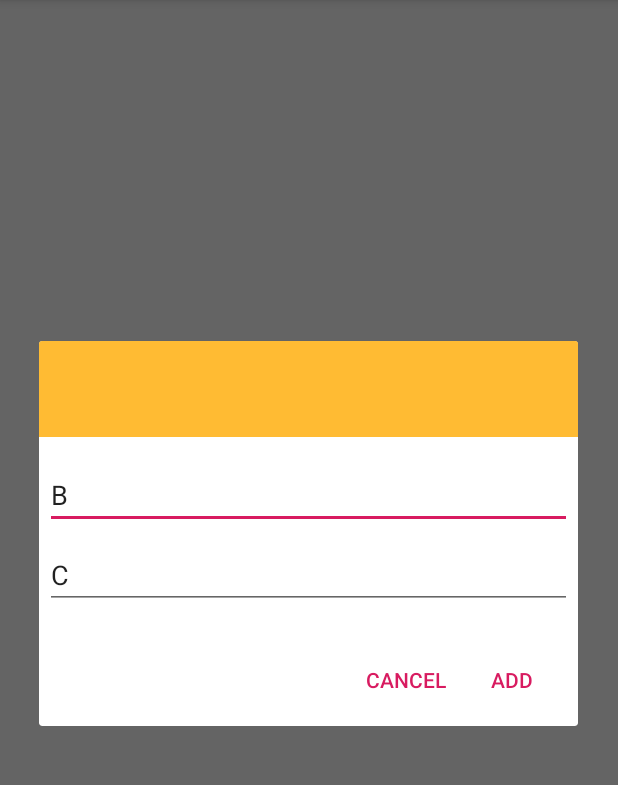
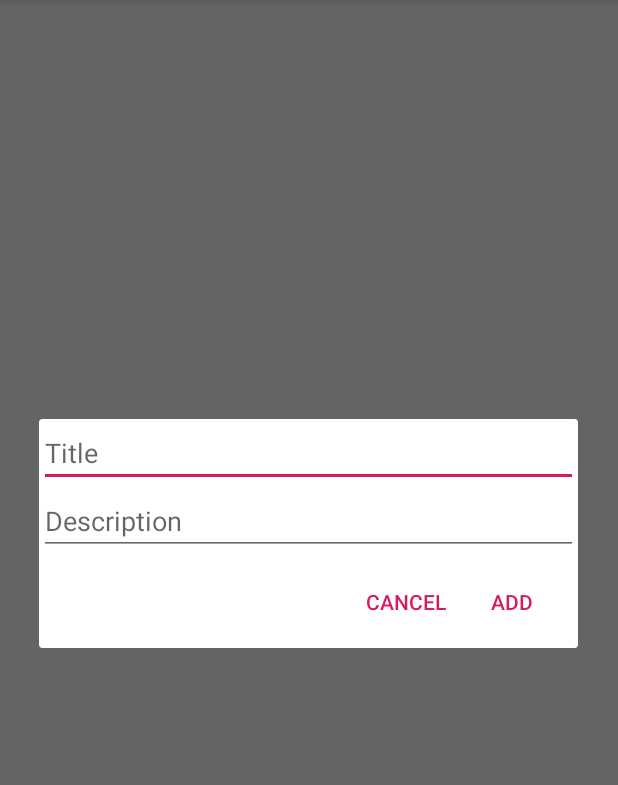
Before and after one commit to Pulkit-Marlin/Outlab-9, an Android app: the screen it shows after launch (MainActivity), after a tap on "Add Task", on a phone screen of 412 x 824 dp, the part 84-869 px from its top. Run offline under Robolectric (Android 15) with nearby library versions, the phone set to English and light mode, and no system bars.

Commit message:
2nd commit

```diff
--- a/app/src/main/java/com/example/outlab_9/MainActivity.java
+++ b/app/src/main/java/com/example/outlab_9/MainActivity.java
@@ -17,6 +17,8 @@ import java.util.ArrayList;
 import android.app.AlertDialog;
 import android.util.Log;
 import android.view.LayoutInflater;
+import android.content.Context;
+import android.widget.LinearLayout;
 
 import com.example.outlab_9.db.TaskContract;
 import com.example.outlab_9.db.TaskDbHelper;
@@ -70,19 +72,48 @@ public class MainActivity extends AppCompatActivity {
 //                LayoutInflater inflater = getLayoutInflater();
 //                final EditText taskEditText1 = new EditText(this);
 //                final EditText taskEditText2 = new EditText(this);
+
+//                final EditText taskEditText1 = (EditText)
+
+//                Context context = mapView.getContext();
+                LinearLayout layout = new LinearLayout(this);
+                layout.setOrientation(LinearLayout.VERTICAL);
+
+                // Add a TextView here for the "Title" label, as noted in the comments
+                final EditText titleBox = new EditText(this);
+                titleBox.setHint("Title");
+                layout.addView(titleBox); // Notice this is an add method
+
+                // Add another TextView here for the "Description" label
+                final EditText descriptionBox = new EditText(this);
+                descriptionBox.setHint("Description");
+                layout.addView(descriptionBox); // Another add method
+
+//                dialog.setView(layout); // Again this is a set method, not add
+
+//                LayoutInflater factory = LayoutInflater.from(this);
+//
+//                //text_entry is an Layout XML file containing two text field to display in alert dialog
+//                final View textEntryView = factory.inflate(R.layout.dialogue1, null);
+//
+//                final EditText input1 = (EditText) textEntryView.findViewById(R.id.EditText1);
+//                final EditText input2 = (EditText) textEntryView.findViewById(R.id.EditText2);
+
                 AlertDialog dialog = new AlertDialog.Builder(this)
 //                        .setTitle("Add a new task")
 //                        .setMessage("What do you want to do next?")
-//                        .setView(taskEditText1)
+//                        .setView(taskEditText1, taskEditText1)
 //                        .setView(taskEditText2)
-
-                        .setView(getLayoutInflater().inflate(R.layout.dialogue1, null))
+//
+//                        .setView(getLayoutInflater().inflate(R.layout.dialogue1, null))
+                        .setView(layout)
 
                         .setPositiveButton("Add", new DialogInterface.OnClickListener() {
                             @Override
                             public void onClick(DialogInterface dialog, int which) {
-                                String task1 = String.valueOf(R.layout.dialogue1.findViewById("username").getText());
-                                String task2 = String.valueOf(R.layout.dialogue1.findViewById("password").getText());
+//                                String task = String.valueOf(taskEditText.getText());
+                                String task1 = String.valueOf(titleBox.getText());
+                                String task2 = String.valueOf(descriptionBox.getText());
                                 SQLiteDatabase db = mHelper.getWritableDatabase();
                                 ContentValues values = new ContentValues();
                                 values.put(TaskContract.TaskEntry.COL_TASK_TITLE, task1);
--- a/app/src/main/res/layout/dialogue1.xml
+++ b/app/src/main/res/layout/dialogue1.xml
@@ -3,22 +3,16 @@
     android:orientation="vertical"
     android:layout_width="wrap_content"
     android:layout_height="wrap_content">
-    <ImageView
-        android:layout_width="match_parent"
-        android:layout_height="64dp"
-        android:scaleType="center"
-        android:background="#FFFFBB33"
-        android:contentDescription="A" />
-    <EditText
+
+    <Text
         android:id="@+id/username"
         android:layout_width="match_parent"
         android:layout_height="wrap_content"
         android:layout_marginTop="16dp"
         android:layout_marginLeft="4dp"
         android:layout_marginRight="4dp"
-        android:layout_marginBottom="4dp"
-        android:text="B" />
-    <EditText
+        android:layout_marginBottom="4dp" />
+    <Text
         android:id="@+id/password"
         android:layout_width="match_parent"
         android:layout_height="wrap_content"
@@ -26,6 +20,5 @@
         android:layout_marginLeft="4dp"
         android:layout_marginRight="4dp"
         android:layout_marginBottom="16dp"
-        android:fontFamily="sans-serif"
-        android:text="C"/>
+        android:fontFamily="sans-serif"/>
 </LinearLayout>
```
